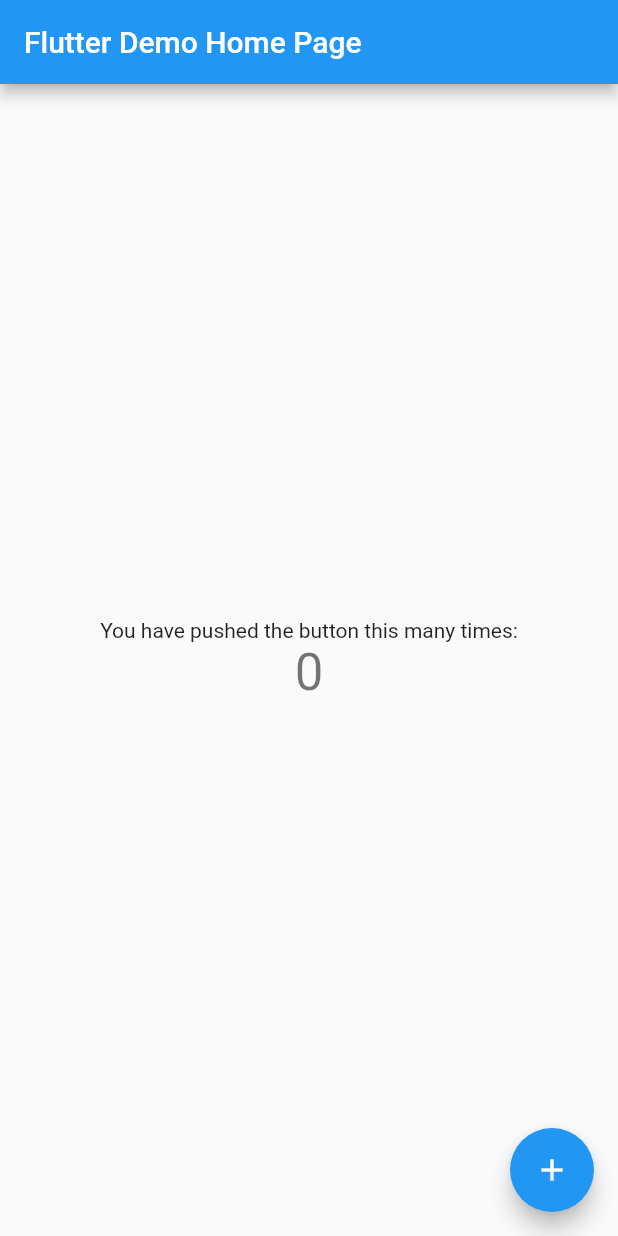
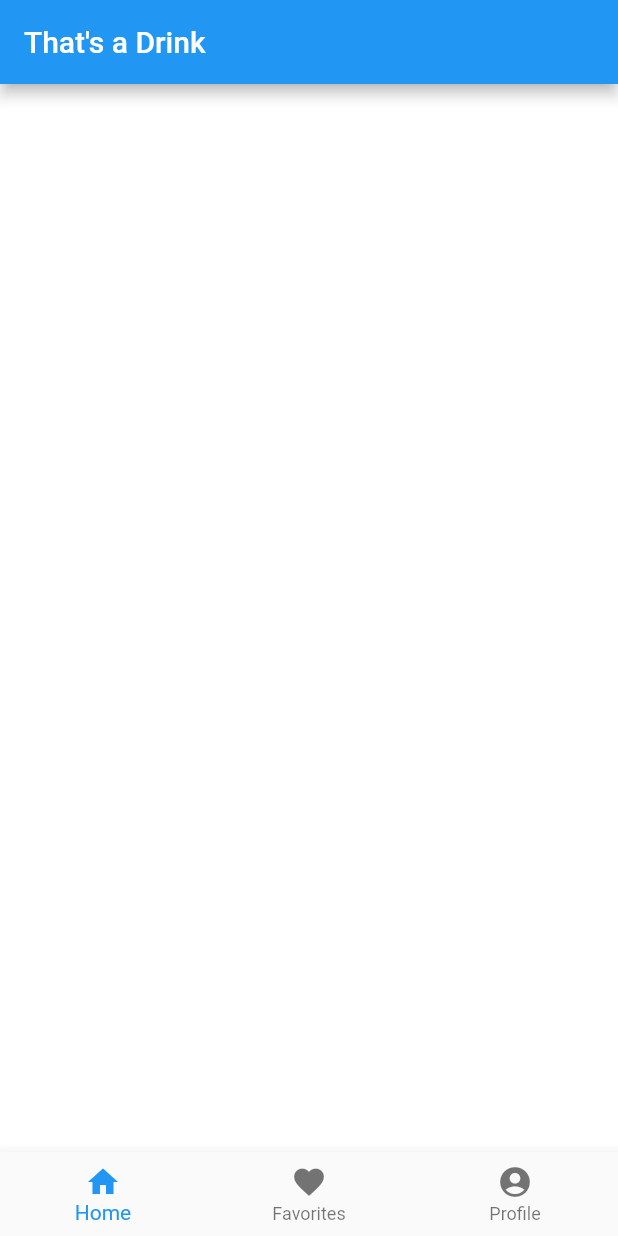
Before and after one commit to thepeterwells/thats_a_drink, a Flutter app: the screen it shows after launch, on a phone screen of 412 x 824 dp. Run offline on Flutter 3.47's test engine with Material 2 defaults, Android fonts, the phone set to English and light mode, and no system bars.

Commit message:
Bottom navigation set up with placeholder widgets

```diff
--- a/lib/main.dart
+++ b/lib/main.dart
@@ -1,113 +1,19 @@
+import 'package:drinking_games/view/home.dart';
 import 'package:flutter/material.dart';
 
 void main() {
-  runApp(MyApp());
+  runApp(App());
 }
 
-class MyApp extends StatelessWidget {
-  // This widget is the root of your application.
+class App extends StatelessWidget {
   @override
   Widget build(BuildContext context) {
     return MaterialApp(
-      title: 'Flutter Demo',
+      title: 'That\'s a Drink',
       theme: ThemeData(
-        // This is the theme of your application.
-        //
-        // Try running your application with "flutter run". You'll see the
-        // application has a blue toolbar. Then, without quitting the app, try
-        // changing the primarySwatch below to Colors.green and then invoke
-        // "hot reload" (press "r" in the console where you ran "flutter run",
-        // or simply save your changes to "hot reload" in a Flutter IDE).
-        // Notice that the counter didn't reset back to zero; the application
-        // is not restarted.
         primarySwatch: Colors.blue,
       ),
-      home: MyHomePage(title: 'Flutter Demo Home Page'),
+      home: HomeScreen(),
     );
   }
 }
-
-class MyHomePage extends StatefulWidget {
-  MyHomePage({Key? key, required this.title}) : super(key: key);
-
-  // This widget is the home page of your application. It is stateful, meaning
-  // that it has a State object (defined below) that contains fields that affect
-  // how it looks.
-
-  // This class is the configuration for the state. It holds the values (in this
-  // case the title) provided by the parent (in this case the App widget) and
-  // used by the build method of the State. Fields in a Widget subclass are
-  // always marked "final".
-
-  final String title;
-
-  @override
-  _MyHomePageState createState() => _MyHomePageState();
-}
-
-class _MyHomePageState extends State<MyHomePage> {
-  int _counter = 0;
-
-  void _incrementCounter() {
-    setState(() {
-      // This call to setState tells the Flutter framework that something has
-      // changed in this State, which causes it to rerun the build method below
-      // so that the display can reflect the updated values. If we changed
-      // _counter without calling setState(), then the build method would not be
-      // called again, and so nothing would appear to happen.
-      _counter++;
-    });
-  }
-
-  @override
-  Widget build(BuildContext context) {
-    // This method is rerun every time setState is called, for instance as done
-    // by the _incrementCounter method above.
-    //
-    // The Flutter framework has been optimized to make rerunning build methods
-    // fast, so that you can just rebuild anything that needs updating rather
-    // than having to individually change instances of widgets.
-    return Scaffold(
-      appBar: AppBar(
-        // Here we take the value from the MyHomePage object that was created by
-        // the App.build method, and use it to set our appbar title.
-        title: Text(widget.title),
-      ),
-      body: Center(
-        // Center is a layout widget. It takes a single child and positions it
-        // in the middle of the parent.
-        child: Column(
-          // Column is also a layout widget. It takes a list of children and
-          // arranges them vertically. By default, it sizes itself to fit its
-          // children horizontally, and tries to be as tall as its parent.
-          //
-          // Invoke "debug painting" (press "p" in the console, choose the
-          // "Toggle Debug Paint" action from the Flutter Inspector in Android
-          // Studio, or the "Toggle Debug Paint" command in Visual Studio Code)
-          // to see the wireframe for each widget.
-          //
-          // Column has various properties to control how it sizes itself and
-          // how it positions its children. Here we use mainAxisAlignment to
-          // center the children vertically; the main axis here is the vertical
-          // axis because Columns are vertical (the cross axis would be
-          // horizontal).
-          mainAxisAlignment: MainAxisAlignment.center,
-          children: <Widget>[
-            Text(
-              'You have pushed the button this many times:',
-            ),
-            Text(
-              '$_counter',
-              style: Theme.of(context).textTheme.headline4,
-            ),
-          ],
-        ),
-      ),
-      floatingActionButton: FloatingActionButton(
-        onPressed: _incrementCounter,
-        tooltip: 'Increment',
-        child: Icon(Icons.add),
-      ), // This trailing comma makes auto-formatting nicer for build methods.
-    );
-  }
-}
--- /dev/null
+++ b/lib/view/home.dart
@@ -0,0 +1,55 @@
+import 'package:drinking_games/view/placeholder/PlaceHolderWidget.dart';
+import 'package:flutter/material.dart';
+
+
+class HomeScreen extends StatefulWidget {
+
+  @override
+  State createState() {
+    return _HomeScreenState();
+  }
+
+
+}
+
+class _HomeScreenState extends State<HomeScreen> {
+
+  int _currentIndex = 0;
+  final List<Widget> _children = [
+    PlaceholderWidget(Colors.white),
+    PlaceholderWidget(Colors.green.shade100),
+    PlaceholderWidget(Colors.blue.shade100)
+  ];
+
+  @override
+  Widget build(BuildContext context) {
+    return Scaffold(
+      appBar: AppBar(title: Text('That\'s a Drink'),),
+      body: _children[_currentIndex],
+      bottomNavigationBar: BottomNavigationBar(
+        onTap: onTabTapped,
+        currentIndex: _currentIndex,
+        items: [
+          BottomNavigationBarItem(
+              icon: new Icon(Icons.home),
+              label: "Home"
+          ),
+          BottomNavigationBarItem(
+              icon: new Icon(Icons.favorite),
+              label: "Favorites"
+          ),
+          BottomNavigationBarItem(
+              icon: new Icon(Icons.account_circle),
+              label: "Profile"
+          )
+        ],
+      ),
+    );
+  }
+
+  void onTabTapped(int index) {
+    setState(() {
+      _currentIndex = index;
+    });
+  }
+}
--- /dev/null
+++ b/lib/view/placeholder/PlaceHolderWidget.dart
@@ -0,0 +1,14 @@
+import 'package:flutter/material.dart';
+
+class PlaceholderWidget extends StatelessWidget {
+  final Color color;
+
+  PlaceholderWidget(this.color);
+
+  @override
+  Widget build(BuildContext context) {
+    return Container(
+      color: color,
+    );
+  }
+}
```
Also changed, not shown: 1 other file.
